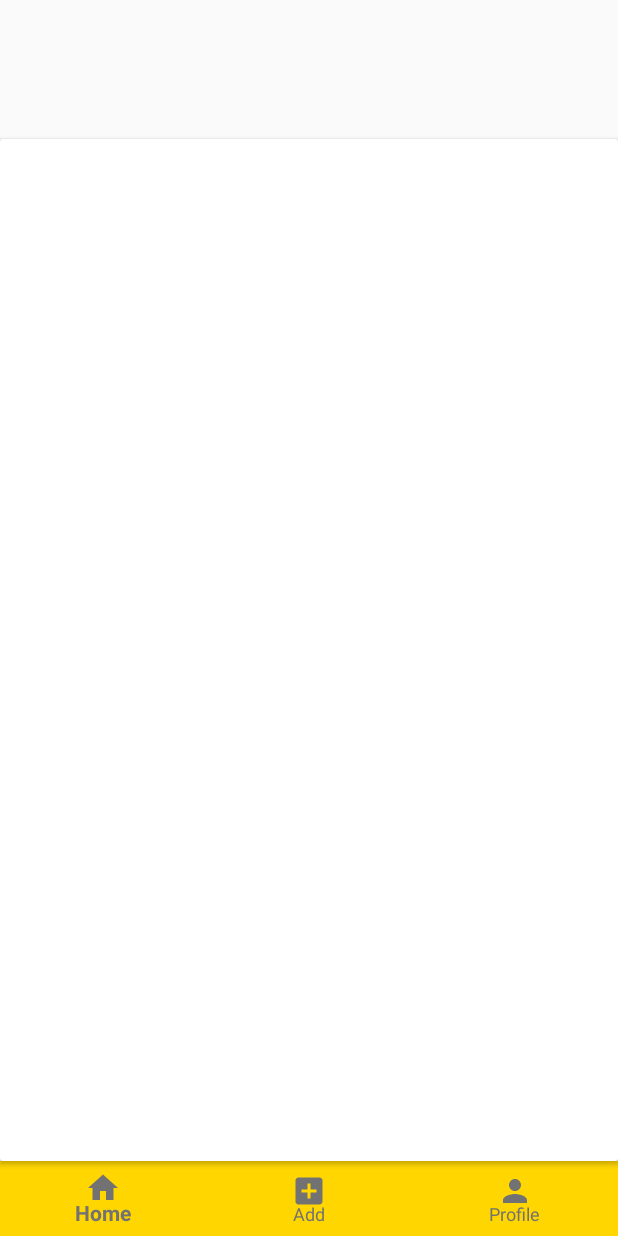
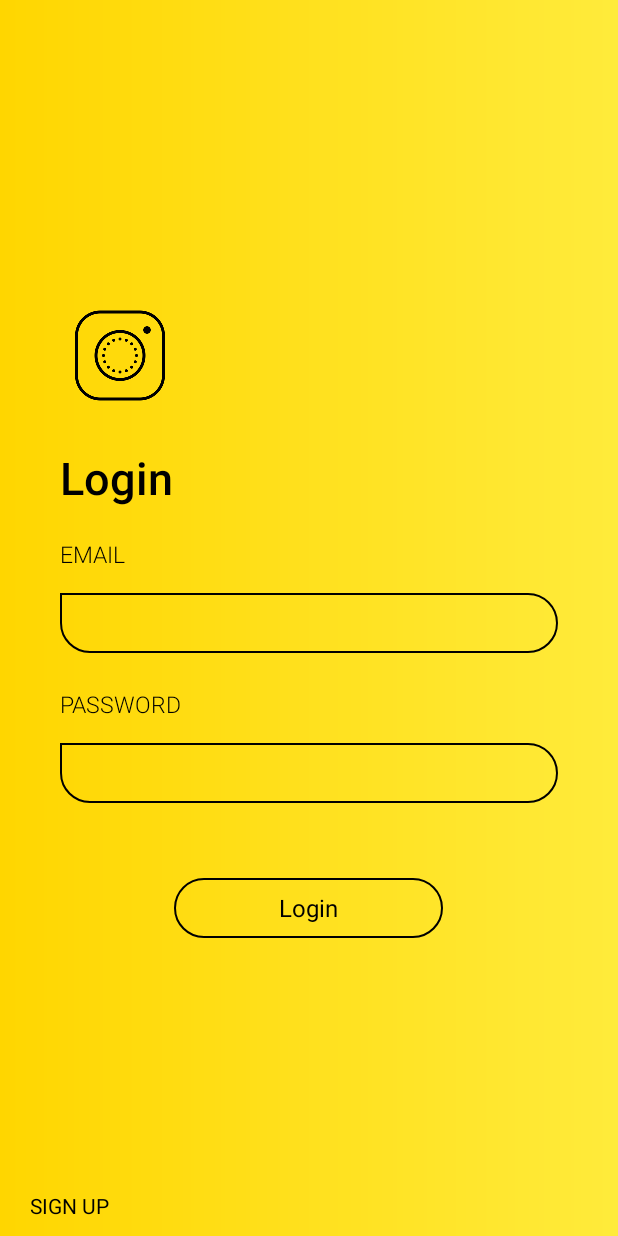
Before and after one commit to KlaudiaKriva/Instaliter, an Android app: the screen it shows after launch (MainActivity before the commit, LoginActivity after it), on a phone screen of 412 x 824 dp. Run offline under Robolectric (Android 15) with nearby library versions, the phone set to English and light mode, and no system bars.

Commit message:
login screen done

```diff
--- a/app/src/main/AndroidManifest.xml
+++ b/app/src/main/AndroidManifest.xml
@@ -9,7 +9,7 @@
         android:roundIcon="@mipmap/ic_launcher_round"
         android:supportsRtl="true"
         android:theme="@style/AppTheme">
-        <activity android:name=".MainActivity">
+        <activity android:name=".LoginActivity">
             <intent-filter>
                 <action android:name="android.intent.action.MAIN" />
 
@@ -18,6 +18,7 @@
         </activity>
         <activity android:name=".activities.CameraActivity"></activity>
         <activity android:name=".activities.ProfileActivity"></activity>
+        <activity android:name=".MainActivity" />
 
     </application>
 
--- /dev/null
+++ b/app/src/main/java/com/example/instaliter/LoginActivity.java
@@ -0,0 +1,33 @@
+package com.example.instaliter;
+
+
+import android.os.Bundle;
+import android.os.Handler;
+import android.view.View;
+import android.widget.RelativeLayout;
+
+import androidx.annotation.Nullable;
+import androidx.appcompat.app.AppCompatActivity;
+
+public class LoginActivity extends AppCompatActivity {
+
+    RelativeLayout rellay1, rellay2;
+    Handler handler = new Handler();
+    Runnable runnable = new Runnable() {
+        @Override
+        public void run() {
+            rellay1.setVisibility(View.VISIBLE);
+            rellay2.setVisibility(View.VISIBLE);
+        }
+    };
+
+    @Override
+    protected void onCreate(@Nullable Bundle savedInstanceState) {
+        super.onCreate(savedInstanceState);
+        setContentView(R.layout.login_layout);
+        rellay1 = findViewById(R.id.rellay1);
+        rellay2 = findViewById(R.id.rellay2);
+
+        handler.postDelayed(runnable,4000);
+    }
+}
--- /dev/null
+++ b/app/src/main/res/drawable/btn_bg.xml
@@ -0,0 +1,17 @@
+<shape xmlns:android="http://schemas.android.com/apk/res/android"
+    android:shape="rectangle">
+
+    <corners
+        android:bottomLeftRadius="20dp"
+        android:bottomRightRadius="20dp"
+        android:topLeftRadius="20dp"
+        android:topRightRadius="20dp" />
+
+    <stroke
+        android:width="1dp"
+        android:color="@color/colorText"/>
+
+
+
+
+</shape>
--- /dev/null
+++ b/app/src/main/res/drawable/et_bg.xml
@@ -0,0 +1,17 @@
+<shape xmlns:android="http://schemas.android.com/apk/res/android"
+    android:shape="rectangle">
+
+    <corners
+        android:bottomLeftRadius="20dp"
+        android:bottomRightRadius="20dp"
+        android:topLeftRadius="0dp"
+        android:topRightRadius="20dp" />
+
+    <stroke
+        android:width="1dp"
+        android:color="@color/colorText"/>
+
+
+
+
+</shape>
--- /dev/null
+++ b/app/src/main/res/drawable/grad_bg.xml
@@ -0,0 +1,10 @@
+<shape xmlns:android="http://schemas.android.com/apk/res/android"
+     android:shape="rectangle">
+
+    <gradient
+        android:angle="0"
+        android:type="linear"
+        android:startColor="@color/colorPrimaryDark"
+        android:endColor="@color/colorPrimary">
+    </gradient>
+</shape>
--- /dev/null
+++ b/app/src/main/res/layout/login_layout.xml
@@ -0,0 +1,142 @@
+<?xml version="1.0" encoding="utf-8"?>
+<RelativeLayout xmlns:android="http://schemas.android.com/apk/res/android"
+    android:orientation="vertical"
+    android:animateLayoutChanges="true"
+    android:layout_width="match_parent"
+    android:layout_height="match_parent"
+    android:background="@drawable/grad_bg">
+
+    <RelativeLayout
+        android:layout_width="wrap_content"
+        android:layout_height="wrap_content"
+        android:layout_centerInParent="true"
+        android:layout_marginStart="40dp"
+        android:layout_marginEnd="40dp">
+
+        <ImageView
+            android:id="@+id/logo"
+            android:layout_width="80dp"
+            android:layout_height="80dp"
+            android:src="@drawable/icon_insta"
+            android:scaleType="fitCenter"
+            android:adjustViewBounds="true">
+        </ImageView>
+
+        <RelativeLayout
+            android:id="@+id/rellay1"
+            android:layout_width="wrap_content"
+            android:visibility="gone"
+            android:layout_height="wrap_content"
+            android:layout_below="@id/logo">
+
+            <TextView
+                android:id="@+id/login"
+                android:layout_width="wrap_content"
+                android:layout_height="wrap_content"
+                android:layout_marginTop="20dp"
+                android:text="@string/login_text"
+                android:textSize="30sp"
+                android:textColor="@color/colorText"
+                android:fontFamily="sans-serif-medium">
+            </TextView>
+
+            <LinearLayout
+                android:id="@+id/linlay1"
+                android:layout_below="@+id/login"
+                android:layout_width="match_parent"
+                android:layout_height="wrap_content"
+                android:layout_marginTop="20dp"
+                android:orientation="vertical">
+
+                <LinearLayout
+                    android:layout_width="match_parent"
+                    android:layout_height="wrap_content"
+                    android:orientation="vertical">
+
+                    <TextView
+                        android:layout_width="wrap_content"
+                        android:layout_height="wrap_content"
+                        android:text="@string/email_text"
+                        android:textAllCaps="true"
+                        android:textSize="15sp"
+                        android:fontFamily="sans-serif-light"
+                        android:textColor="@color/colorText" />
+
+                    <EditText
+                        android:layout_width="match_parent"
+                        android:layout_height="40dp"
+                        android:textSize="15sp"
+                        android:textColor="@color/colorText"
+                        android:fontFamily="sans-serif-light"
+                        android:paddingStart="15dp"
+                        android:paddingEnd="15dp"
+                        android:layout_marginTop="15dp"
+                        android:background="@drawable/et_bg"/>
+                </LinearLayout>
+
+                <LinearLayout
+                    android:layout_width="match_parent"
+                    android:layout_height="wrap_content"
+                    android:orientation="vertical"
+                    android:layout_marginTop="23dp">
+
+                    <TextView
+                        android:layout_width="wrap_content"
+                        android:layout_height="wrap_content"
+                        android:text="@string/pass_text"
+                        android:textAllCaps="true"
+                        android:textSize="15sp"
+                        android:fontFamily="sans-serif-light"
+                        android:textColor="@color/colorText" />
+
+                    <EditText
+                        android:layout_width="match_parent"
+                        android:layout_height="40dp"
+                        android:textSize="15sp"
+                        android:textColor="@color/colorText"
+                        android:fontFamily="sans-serif-light"
+                        android:paddingStart="15dp"
+                        android:paddingEnd="15dp"
+                        android:layout_marginTop="15dp"
+                        android:background="@drawable/et_bg"/>
+                </LinearLayout>
+            </LinearLayout>
+
+            <Button
+                android:layout_width="wrap_content"
+                android:layout_height="40dp"
+                android:layout_below="@id/linlay1"
+                android:text="@string/login_text"
+                android:textAllCaps="false"
+                android:fontFamily="sans-serif"
+                android:background="@drawable/btn_bg"
+                android:paddingStart="70dp"
+                android:paddingEnd="70dp"
+                android:textSize="16sp"
+                android:layout_centerHorizontal="true"
+                android:layout_marginTop="50dp"/>
+
+
+        </RelativeLayout>
+    </RelativeLayout>
+
+    <RelativeLayout
+        android:id="@+id/rellay2"
+        android:visibility="gone"
+        android:layout_width="wrap_content"
+        android:layout_height="wrap_content"
+        android:layout_marginStart="20dp"
+        android:layout_marginEnd="20dp"
+        android:layout_alignParentBottom="true">
+
+        <Button
+            android:layout_width="wrap_content"
+            android:layout_height="40dp"
+            android:background="@color/transparent"
+            android:text="@string/sing_up"
+            android:textAllCaps="true"
+            android:textColor="@color/colorText"
+            android:fontFamily="sans-serif"/>
+    </RelativeLayout>
+
+</RelativeLayout>
--- a/app/src/main/res/values/colors.xml
+++ b/app/src/main/res/values/colors.xml
@@ -8,4 +8,5 @@
     <color name="colorOrange">#FFA000</color>
     <color name="colorText">#000000</color>
     <color name="colorText2">#727272</color>
+    <color name="transparent">#00000000</color>
 </resources>
--- a/app/src/main/res/values/strings.xml
+++ b/app/src/main/res/values/strings.xml
@@ -4,4 +4,10 @@
     <string name="new_post">New Post</string>
     <string name="share">Share</string>
     <string name="hint_text">Write an title …</string>
+    <string name="login_text">Login</string>
+    <string name="username_text">Username</string>
+    <string name="email_text">Email</string>
+    <string name="pass_text">Password</string>
+    <string name="sing_up">Sign up</string>
+
 </resources>
```
Also changed, not shown: app/src/main/res/drawable/icon_insta.png (added).
